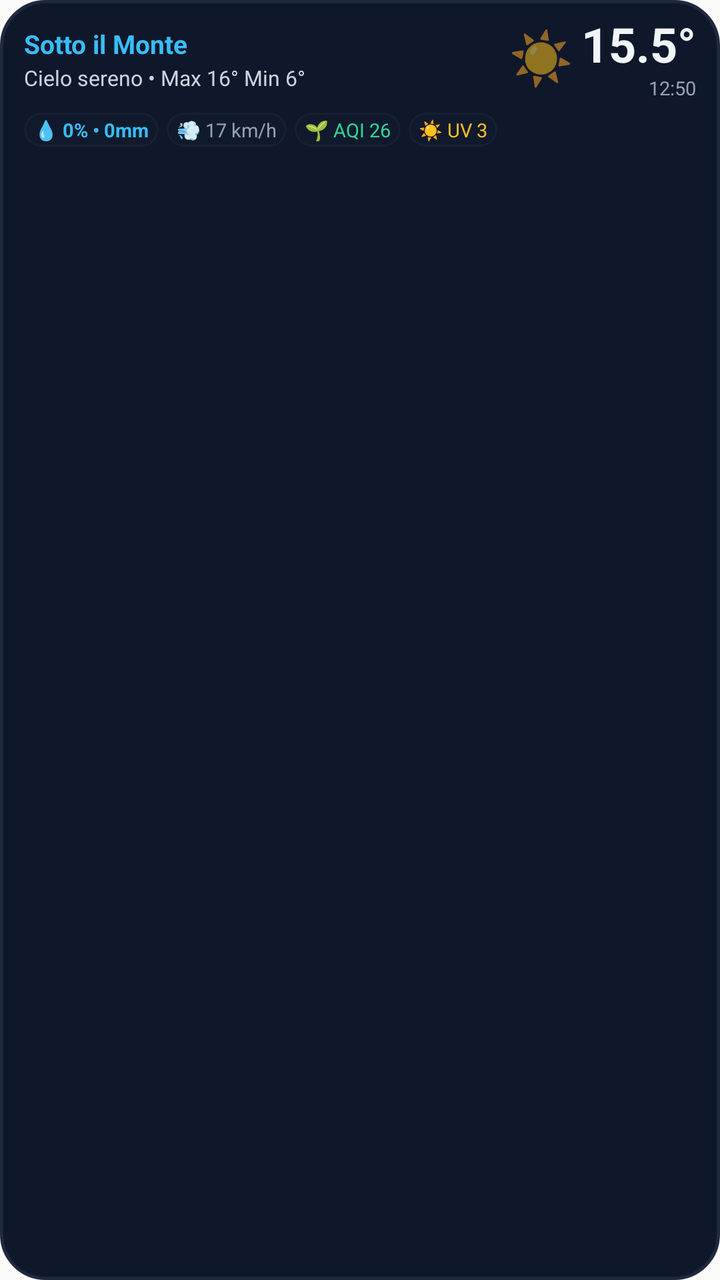
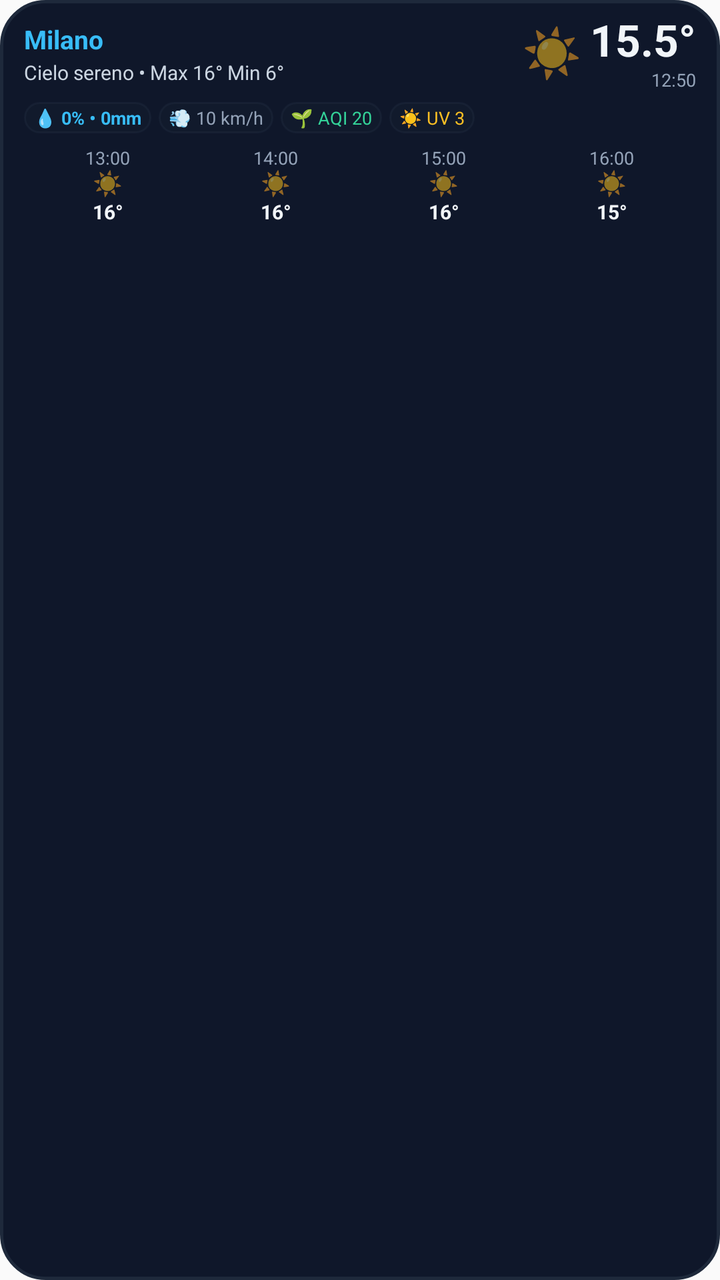

An Android layout rendered at two revisions. The XML below is the earlier revision; the diff shows what the commit changed to produce the second picture.
<!-- AndroidManifest.xml: application theme AppTheme -->
<!-- res/layout/widget_weather.xml -->
<?xml version="1.0" encoding="utf-8"?>
<LinearLayout xmlns:android="http://schemas.android.com/apk/res/android"
    android:id="@+id/widget_root"
    android:layout_width="match_parent"
    android:layout_height="match_parent"
    android:orientation="vertical"
    android:background="@drawable/widget_bg_dark"
    android:paddingStart="12dp"
    android:paddingEnd="12dp"
    android:paddingTop="9dp"
    android:paddingBottom="9dp">

    
    <LinearLayout
        android:layout_width="match_parent"
        android:layout_height="wrap_content"
        android:orientation="horizontal"
        android:gravity="center_vertical">

        
        <LinearLayout
            android:layout_width="0dp"
            android:layout_height="wrap_content"
            android:layout_weight="1"
            android:orientation="vertical"
            android:paddingEnd="6dp">

            <TextView
                android:id="@+id/tv_widget_city"
                android:layout_width="wrap_content"
                android:layout_height="wrap_content"
                android:text="Sotto il Monte"
                android:textColor="#38BDF8"
                android:textSize="13sp"
                android:textStyle="bold"
                android:maxLines="1"
                android:ellipsize="end" />

            <TextView
                android:id="@+id/tv_widget_desc"
                android:layout_width="wrap_content"
                android:layout_height="wrap_content"
                android:text="Cielo sereno • Max 16° Min 6°"
                android:textColor="#CBD5E1"
                android:textSize="10.5sp"
                android:maxLines="1"
                android:ellipsize="end"
                android:layout_marginTop="1dp" />
        </LinearLayout>

        
        <LinearLayout
            android:layout_width="wrap_content"
            android:layout_height="wrap_content"
            android:orientation="horizontal"
            android:gravity="center_vertical">

            <TextView
                android:id="@+id/tv_widget_icon"
                android:layout_width="wrap_content"
                android:layout_height="wrap_content"
                android:text="☀️"
                android:textSize="26sp"
                android:includeFontPadding="false"
                android:paddingEnd="4dp" />

            <LinearLayout
                android:layout_width="wrap_content"
                android:layout_height="wrap_content"
                android:orientation="vertical"
                android:gravity="end">

                <TextView
                    android:id="@+id/tv_widget_temp"
                    android:layout_width="wrap_content"
                    android:layout_height="wrap_content"
                    android:text="15.5°"
                    android:textColor="#F1F5F9"
                    android:textSize="24sp"
                    android:textStyle="bold"
                    android:includeFontPadding="false" />

                <TextView
                    android:id="@+id/tv_widget_time"
                    android:layout_width="wrap_content"
                    android:layout_height="wrap_content"
                    android:text="12:50"
                    android:textColor="#94A3B8"
                    android:textSize="9.5sp" />
            </LinearLayout>
        </LinearLayout>
    </LinearLayout>

    
    <LinearLayout
        android:id="@+id/ll_widget_chips"
        android:layout_width="match_parent"
        android:layout_height="wrap_content"
        android:orientation="horizontal"
        android:gravity="center_vertical"
        android:layout_marginTop="6dp">

        
        <LinearLayout
            android:id="@+id/chip_rain"
            android:layout_width="wrap_content"
            android:layout_height="wrap_content"
            android:orientation="horizontal"
            android:background="@drawable/widget_chip_bg"
            android:paddingStart="5dp"
            android:paddingEnd="5dp"
            android:paddingTop="2dp"
            android:paddingBottom="2dp"
            android:layout_marginEnd="4dp">

            <TextView
                android:id="@+id/tv_widget_rain"
                android:layout_width="wrap_content"
                android:layout_height="wrap_content"
                android:text="💧 0% • 0mm"
                android:textColor="#38BDF8"
                android:textSize="9.5sp"
                android:textStyle="bold" />
        </LinearLayout>

        
        <LinearLayout
            android:id="@+id/chip_wind"
            android:layout_width="wrap_content"
            android:layout_height="wrap_content"
            android:orientation="horizontal"
            android:background="@drawable/widget_chip_bg"
            android:paddingStart="5dp"
            android:paddingEnd="5dp"
            android:paddingTop="2dp"
            android:paddingBottom="2dp"
            android:layout_marginEnd="4dp">

            <TextView
                android:id="@+id/tv_widget_wind"
                android:layout_width="wrap_content"
                android:layout_height="wrap_content"
                android:text="💨 17 km/h"
                android:textColor="#94A3B8"
                android:textSize="9.5sp" />
        </LinearLayout>

        
        <LinearLayout
            android:id="@+id/chip_aqi"
            android:layout_width="wrap_content"
            android:layout_height="wrap_content"
            android:orientation="horizontal"
            android:background="@drawable/widget_chip_bg"
            android:paddingStart="5dp"
            android:paddingEnd="5dp"
            android:paddingTop="2dp"
            android:paddingBottom="2dp"
            android:layout_marginEnd="4dp">

            <TextView
                android:id="@+id/tv_widget_aqi"
                android:layout_width="wrap_content"
                android:layout_height="wrap_content"
                android:text="🌱 AQI 26"
                android:textColor="#34D399"
                android:textSize="9.5sp" />
        </LinearLayout>

        
        <LinearLayout
            android:id="@+id/chip_uv"
            android:layout_width="wrap_content"
            android:layout_height="wrap_content"
            android:orientation="horizontal"
            android:background="@drawable/widget_chip_bg"
            android:paddingStart="5dp"
            android:paddingEnd="5dp"
            android:paddingTop="2dp"
            android:paddingBottom="2dp">

            <TextView
                android:id="@+id/tv_widget_uv"
                android:layout_width="wrap_content"
                android:layout_height="wrap_content"
                android:text="☀️ UV 3"
                android:textColor="#FBBF24"
                android:textSize="9.5sp" />
        </LinearLayout>
    </LinearLayout>

    
    <LinearLayout
        android:id="@+id/layout_hourly_strip"
        android:layout_width="match_parent"
        android:layout_height="wrap_content"
        android:orientation="horizontal"
        android:gravity="center"
        android:layout_marginTop="8dp"
        android:visibility="gone">

        
        <LinearLayout
            android:layout_width="0dp"
            android:layout_height="wrap_content"
            android:layout_weight="1"
            android:orientation="vertical"
            android:gravity="center">
            <TextView android:id="@+id/tv_h1_time" android:layout_width="wrap_content" android:layout_height="wrap_content" android:text="13:00" android:textSize="9.5sp" android:textColor="#94A3B8" />
            <TextView android:id="@+id/tv_h1_icon" android:layout_width="wrap_content" android:layout_height="wrap_content" android:text="☀️" android:textSize="13sp" android:layout_marginTop="1dp" />
            <TextView android:id="@+id/tv_h1_temp" android:layout_width="wrap_content" android:layout_height="wrap_content" android:text="16°" android:textSize="10.5sp" android:textStyle="bold" android:textColor="#F1F5F9" android:layout_marginTop="1dp" />
        </LinearLayout>

        
        <LinearLayout
            android:layout_width="0dp"
            android:layout_height="wrap_content"
            android:layout_weight="1"
            android:orientation="vertical"
            android:gravity="center">
            <TextView android:id="@+id/tv_h2_time" android:layout_width="wrap_content" android:layout_height="wrap_content" android:text="14:00" android:textSize="9.5sp" android:textColor="#94A3B8" />
            <TextView android:id="@+id/tv_h2_icon" android:layout_width="wrap_content" android:layout_height="wrap_content" android:text="☀️" android:textSize="13sp" android:layout_marginTop="1dp" />
            <TextView android:id="@+id/tv_h2_temp" android:layout_width="wrap_content" android:layout_height="wrap_content" android:text="16°" android:textSize="10.5sp" android:textStyle="bold" android:textColor="#F1F5F9" android:layout_marginTop="1dp" />
        </LinearLayout>

        
        <LinearLayout
            android:layout_width="0dp"
            android:layout_height="wrap_content"
            android:layout_weight="1"
            android:orientation="vertical"
            android:gravity="center">
            <TextView android:id="@+id/tv_h3_time" android:layout_width="wrap_content" android:layout_height="wrap_content" android:text="15:00" android:textSize="9.5sp" android:textColor="#94A3B8" />
            <TextView android:id="@+id/tv_h3_icon" android:layout_width="wrap_content" android:layout_height="wrap_content" android:text="☀️" android:textSize="13sp" android:layout_marginTop="1dp" />
            <TextView android:id="@+id/tv_h3_temp" android:layout_width="wrap_content" android:layout_height="wrap_content" android:text="16°" android:textSize="10.5sp" android:textStyle="bold" android:textColor="#F1F5F9" android:layout_marginTop="1dp" />
        </LinearLayout>

        
        <LinearLayout
            android:layout_width="0dp"
            android:layout_height="wrap_content"
            android:layout_weight="1"
            android:orientation="vertical"
            android:gravity="center">
            <TextView android:id="@+id/tv_h4_time" android:layout_width="wrap_content" android:layout_height="wrap_content" android:text="16:00" android:textSize="9.5sp" android:textColor="#94A3B8" />
            <TextView android:id="@+id/tv_h4_icon" android:layout_width="wrap_content" android:layout_height="wrap_content" android:text="☀️" android:textSize="13sp" android:layout_marginTop="1dp" />
            <TextView android:id="@+id/tv_h4_temp" android:layout_width="wrap_content" android:layout_height="wrap_content" android:text="15°" android:textSize="10.5sp" android:textStyle="bold" android:textColor="#F1F5F9" android:layout_marginTop="1dp" />
        </LinearLayout>
    </LinearLayout>

</LinearLayout>
<!-- resources referenced by this layout -->
<resources>
  <!-- drawable widget_bg_dark (drawable) -->
  <?xml version="1.0" encoding="utf-8"?>
  <shape xmlns:android="http://schemas.android.com/apk/res/android"
      android:shape="rectangle">
      <solid android:color="#0F172A" />
      <corners android:radius="22dp" />
      <stroke
          android:width="1.5dp"
          android:color="#1E293B" />
  </shape>
  <!-- drawable widget_chip_bg (drawable) -->
  <?xml version="1.0" encoding="utf-8"?>
  <shape xmlns:android="http://schemas.android.com/apk/res/android"
      android:shape="rectangle">
      <solid android:color="#261E293B" />
      <corners android:radius="10dp" />
      <stroke
          android:width="1dp"
          android:color="#33334155" />
  </shape>
  <style name="AppTheme" parent="Theme.AppCompat.Light.DarkActionBar">
          
          <item name="colorPrimary">@color/colorPrimary</item>
          <item name="colorPrimaryDark">@color/colorPrimaryDark</item>
          <item name="colorAccent">@color/colorAccent</item>
      </style>
</resources>

<!-- the commit's change to res/layout/widget_weather.xml (unified diff, before → after) -->
@@ -7,8 +7,8 @@
     android:background="@drawable/widget_bg_dark"
     android:paddingStart="12dp"
     android:paddingEnd="12dp"
-    android:paddingTop="9dp"
-    android:paddingBottom="9dp">
+    android:paddingTop="8dp"
+    android:paddingBottom="8dp">
 
     
     <LinearLayout
@@ -29,7 +29,7 @@
                 android:id="@+id/tv_widget_city"
                 android:layout_width="wrap_content"
                 android:layout_height="wrap_content"
-                android:text="Sotto il Monte"
+                android:text="Milano"
                 android:textColor="#38BDF8"
                 android:textSize="13sp"
                 android:textStyle="bold"
@@ -42,7 +42,7 @@
                 android:layout_height="wrap_content"
                 android:text="Cielo sereno • Max 16° Min 6°"
                 android:textColor="#CBD5E1"
-                android:textSize="10.5sp"
+                android:textSize="10sp"
                 android:maxLines="1"
                 android:ellipsize="end"
                 android:layout_marginTop="1dp" />
@@ -60,7 +60,7 @@
                 android:layout_width="wrap_content"
                 android:layout_height="wrap_content"
                 android:text="☀️"
-                android:textSize="26sp"
+                android:textSize="24sp"
                 android:includeFontPadding="false"
                 android:paddingEnd="4dp" />
 
@@ -76,7 +76,7 @@
                     android:layout_height="wrap_content"
                     android:text="15.5°"
                     android:textColor="#F1F5F9"
-                    android:textSize="24sp"
+                    android:textSize="22sp"
                     android:textStyle="bold"
                     android:includeFontPadding="false" />
 
@@ -86,7 +86,7 @@
                     android:layout_height="wrap_content"
                     android:text="12:50"
                     android:textColor="#94A3B8"
-                    android:textSize="9.5sp" />
+                    android:textSize="9sp" />
             </LinearLayout>
         </LinearLayout>
     </LinearLayout>
@@ -98,7 +98,7 @@
         android:layout_height="wrap_content"
         android:orientation="horizontal"
         android:gravity="center_vertical"
-        android:layout_marginTop="6dp">
+        android:layout_marginTop="5dp">
 
         
         <LinearLayout
@@ -109,9 +109,9 @@
             android:background="@drawable/widget_chip_bg"
             android:paddingStart="5dp"
             android:paddingEnd="5dp"
-            android:paddingTop="2dp"
-            android:paddingBottom="2dp"
-            android:layout_marginEnd="4dp">
+            android:paddingTop="1.5dp"
+            android:paddingBottom="1.5dp"
+            android:layout_marginEnd="3.5dp">
 
             <TextView
                 android:id="@+id/tv_widget_rain"
@@ -119,7 +119,7 @@
                 android:layout_height="wrap_content"
                 android:text="💧 0% • 0mm"
                 android:textColor="#38BDF8"
-                android:textSize="9.5sp"
+                android:textSize="9sp"
                 android:textStyle="bold" />
         </LinearLayout>
 
@@ -132,17 +132,17 @@
             android:background="@drawable/widget_chip_bg"
             android:paddingStart="5dp"
             android:paddingEnd="5dp"
-            android:paddingTop="2dp"
-            android:paddingBottom="2dp"
-            android:layout_marginEnd="4dp">
+            android:paddingTop="1.5dp"
+            android:paddingBottom="1.5dp"
+            android:layout_marginEnd="3.5dp">
 
             <TextView
                 android:id="@+id/tv_widget_wind"
                 android:layout_width="wrap_content"
                 android:layout_height="wrap_content"
-                android:text="💨 17 km/h"
+                android:text="💨 10 km/h"
                 android:textColor="#94A3B8"
-                android:textSize="9.5sp" />
+                android:textSize="9sp" />
         </LinearLayout>
 
         
@@ -154,17 +154,17 @@
             android:background="@drawable/widget_chip_bg"
             android:paddingStart="5dp"
             android:paddingEnd="5dp"
-            android:paddingTop="2dp"
-            android:paddingBottom="2dp"
-            android:layout_marginEnd="4dp">
+            android:paddingTop="1.5dp"
+            android:paddingBottom="1.5dp"
+            android:layout_marginEnd="3.5dp">
 
             <TextView
                 android:id="@+id/tv_widget_aqi"
                 android:layout_width="wrap_content"
                 android:layout_height="wrap_content"
-                android:text="🌱 AQI 26"
+                android:text="🌱 AQI 20"
                 android:textColor="#34D399"
-                android:textSize="9.5sp" />
+                android:textSize="9sp" />
         </LinearLayout>
 
         
@@ -176,8 +176,9 @@
             android:background="@drawable/widget_chip_bg"
             android:paddingStart="5dp"
             android:paddingEnd="5dp"
-            android:paddingTop="2dp"
-            android:paddingBottom="2dp">
+            android:paddingTop="1.5dp"
+            android:paddingBottom="1.5dp"
+            android:layout_marginEnd="3.5dp">
 
             <TextView
                 android:id="@+id/tv_widget_uv"
@@ -185,7 +186,52 @@
                 android:layout_height="wrap_content"
                 android:text="☀️ UV 3"
                 android:textColor="#FBBF24"
-                android:textSize="9.5sp" />
+                android:textSize="9sp" />
+        </LinearLayout>
+
+        
+        <LinearLayout
+            android:id="@+id/chip_pressure"
+            android:layout_width="wrap_content"
+            android:layout_height="wrap_content"
+            android:orientation="horizontal"
+            android:background="@drawable/widget_chip_bg"
+            android:paddingStart="5dp"
+            android:paddingEnd="5dp"
+            android:paddingTop="1.5dp"
+            android:paddingBottom="1.5dp"
+            android:layout_marginEnd="3.5dp"
+            android:visibility="gone">
+
+            <TextView
+                android:id="@+id/tv_widget_pressure"
+                android:layout_width="wrap_content"
+                android:layout_height="wrap_content"
+                android:text="⏲️ 1015 hPa"
+                android:textColor="#C084FC"
+                android:textSize="9sp" />
+        </LinearLayout>
+
+        
+        <LinearLayout
+            android:id="@+id/chip_humidity"
+            android:layout_width="wrap_content"
+            android:layout_height="wrap_content"
+            android:orientation="horizontal"
+            android:background="@drawable/widget_chip_bg"
+            android:paddingStart="5dp"
+            android:paddingEnd="5dp"
+            android:paddingTop="1.5dp"
+            android:paddingBottom="1.5dp"
+            android:visibility="gone">
+
+            <TextView
+                android:id="@+id/tv_widget_humidity"
+                android:layout_width="wrap_content"
+                android:layout_height="wrap_content"
+                android:text="💦 45%"
+                android:textColor="#60A5FA"
+                android:textSize="9sp" />
         </LinearLayout>
     </LinearLayout>
 
@@ -196,55 +242,142 @@
         android:layout_height="wrap_content"
         android:orientation="horizontal"
         android:gravity="center"
-        android:layout_marginTop="8dp"
+        android:layout_marginTop="6dp"
+        android:visibility="visible">
+
+        
+        <LinearLayout
+            android:layout_width="0dp"
+            android:layout_height="wrap_content"
+            android:layout_weight="1"
+            android:orientation="vertical"
+            android:gravity="center">
+            <TextView android:id="@+id/tv_h1_time" android:layout_width="wrap_content" android:layout_height="wrap_content" android:text="13:00" android:textSize="9sp" android:textColor="#94A3B8" />
+            <TextView android:id="@+id/tv_h1_icon" android:layout_width="wrap_content" android:layout_height="wrap_content" android:text="☀️" android:textSize="12sp" android:includeFontPadding="false" />
+            <TextView android:id="@+id/tv_h1_temp" android:layout_width="wrap_content" android:layout_height="wrap_content" android:text="16°" android:textSize="10sp" android:textStyle="bold" android:textColor="#F1F5F9" />
+        </LinearLayout>
+
+        
+        <LinearLayout
+            android:layout_width="0dp"
+            android:layout_height="wrap_content"
+            android:layout_weight="1"
+            android:orientation="vertical"
+            android:gravity="center">
+            <TextView android:id="@+id/tv_h2_time" android:layout_width="wrap_content" android:layout_height="wrap_content" android:text="14:00" android:textSize="9sp" android:textColor="#94A3B8" />
+            <TextView android:id="@+id/tv_h2_icon" android:layout_width="wrap_content" android:layout_height="wrap_content" android:text="☀️" android:textSize="12sp" android:includeFontPadding="false" />
+            <TextView android:id="@+id/tv_h2_temp" android:layout_width="wrap_content" android:layout_height="wrap_content" android:text="16°" android:textSize="10sp" android:textStyle="bold" android:textColor="#F1F5F9" />
+        </LinearLayout>
+
+        
+        <LinearLayout
+            android:layout_width="0dp"
+            android:layout_height="wrap_content"
+            android:layout_weight="1"
+            android:orientation="vertical"
+            android:gravity="center">
+            <TextView android:id="@+id/tv_h3_time" android:layout_width="wrap_content" android:layout_height="wrap_content" android:text="15:00" android:textSize="9sp" android:textColor="#94A3B8" />
+            <TextView android:id="@+id/tv_h3_icon" android:layout_width="wrap_content" android:layout_height="wrap_content" android:text="☀️" android:textSize="12sp" android:includeFontPadding="false" />
+            <TextView android:id="@+id/tv_h3_temp" android:layout_width="wrap_content" android:layout_height="wrap_content" android:text="16°" android:textSize="10sp" android:textStyle="bold" android:textColor="#F1F5F9" />
+        </LinearLayout>
+
+        
+        <LinearLayout
+            android:layout_width="0dp"
+            android:layout_height="wrap_content"
+            android:layout_weight="1"
+            android:orientation="vertical"
+            android:gravity="center">
+            <TextView android:id="@+id/tv_h4_time" android:layout_width="wrap_content" android:layout_height="wrap_content" android:text="16:00" android:textSize="9sp" android:textColor="#94A3B8" />
+            <TextView android:id="@+id/tv_h4_icon" android:layout_width="wrap_content" android:layout_height="wrap_content" android:text="☀️" android:textSize="12sp" android:includeFontPadding="false" />
+            <TextView android:id="@+id/tv_h4_temp" android:layout_width="wrap_content" android:layout_height="wrap_content" android:text="15°" android:textSize="10sp" android:textStyle="bold" android:textColor="#F1F5F9" />
+        </LinearLayout>
+    </LinearLayout>
+
+    
+    <LinearLayout
+        android:id="@+id/layout_daily_section"
+        android:layout_width="match_parent"
+        android:layout_height="wrap_content"
+        android:orientation="vertical"
+        android:layout_marginTop="7dp"
         android:visibility="gone">
 
         
         <LinearLayout
-            android:layout_width="0dp"
-            android:layout_height="wrap_content"
-            android:layout_weight="1"
-            android:orientation="vertical"
-            android:gravity="center">
-            <TextView android:id="@+id/tv_h1_time" android:layout_width="wrap_content" android:layout_height="wrap_content" android:text="13:00" android:textSize="9.5sp" android:textColor="#94A3B8" />
-            <TextView android:id="@+id/tv_h1_icon" android:layout_width="wrap_content" android:layout_height="wrap_content" android:text="☀️" android:textSize="13sp" android:layout_marginTop="1dp" />
-            <TextView android:id="@+id/tv_h1_temp" android:layout_width="wrap_content" android:layout_height="wrap_content" android:text="16°" android:textSize="10.5sp" android:textStyle="bold" android:textColor="#F1F5F9" android:layout_marginTop="1dp" />
-        </LinearLayout>
-
-        
-        <LinearLayout
-            android:layout_width="0dp"
-            android:layout_height="wrap_content"
-            android:layout_weight="1"
-            android:orientation="vertical"
-            android:gravity="center">
-            <TextView android:id="@+id/tv_h2_time" android:layout_width="wrap_content" android:layout_height="wrap_content" android:text="14:00" android:textSize="9.5sp" android:textColor="#94A3B8" />
-            <TextView android:id="@+id/tv_h2_icon" android:layout_width="wrap_content" android:layout_height="wrap_content" android:text="☀️" android:textSize="13sp" android:layout_marginTop="1dp" />
-            <TextView android:id="@+id/tv_h2_temp" android:layout_width="wrap_content" android:layout_height="wrap_content" android:text="16°" android:textSize="10.5sp" android:textStyle="bold" android:textColor="#F1F5F9" android:layout_marginTop="1dp" />
-        </LinearLayout>
-
-        
-        <LinearLayout
-            android:layout_width="0dp"
-            android:layout_height="wrap_content"
-            android:layout_weight="1"
-            android:orientation="vertical"
-            android:gravity="center">
-            <TextView android:id="@+id/tv_h3_time" android:layout_width="wrap_content" android:layout_height="wrap_content" android:text="15:00" android:textSize="9.5sp" android:textColor="#94A3B8" />
-            <TextView android:id="@+id/tv_h3_icon" android:layout_width="wrap_content" android:layout_height="wrap_content" android:text="☀️" android:textSize="13sp" android:layout_marginTop="1dp" />
-            <TextView android:id="@+id/tv_h3_temp" android:layout_width="wrap_content" android:layout_height="wrap_content" android:text="16°" android:textSize="10.5sp" android:textStyle="bold" android:textColor="#F1F5F9" android:layout_marginTop="1dp" />
-        </LinearLayout>
-
-        
-        <LinearLayout
-            android:layout_width="0dp"
-            android:layout_height="wrap_content"
-            android:layout_weight="1"
-            android:orientation="vertical"
-            android:gravity="center">
-            <TextView android:id="@+id/tv_h4_time" android:layout_width="wrap_content" android:layout_height="wrap_content" android:text="16:00" android:textSize="9.5sp" android:textColor="#94A3B8" />
-            <TextView android:id="@+id/tv_h4_icon" android:layout_width="wrap_content" android:layout_height="wrap_content" android:text="☀️" android:textSize="13sp" android:layout_marginTop="1dp" />
-            <TextView android:id="@+id/tv_h4_temp" android:layout_width="wrap_content" android:layout_height="wrap_content" android:text="15°" android:textSize="10.5sp" android:textStyle="bold" android:textColor="#F1F5F9" android:layout_marginTop="1dp" />
+            android:id="@+id/row_day_1"
+            android:layout_width="match_parent"
+            android:layout_height="wrap_content"
+            android:orientation="horizontal"
+            android:gravity="center_vertical"
+            android:paddingTop="2dp"
+            android:paddingBottom="2dp">
+            <TextView android:id="@+id/tv_d1_day" android:layout_width="58dp" android:layout_height="wrap_content" android:text="Dom 25" android:textSize="10sp" android:textStyle="bold" android:textColor="#F1F5F9" android:maxLines="1" />
+            <TextView android:id="@+id/tv_d1_desc" android:layout_width="0dp" android:layout_height="wrap_content" android:layout_weight="1" android:text="⛅ Parz. nuvoloso" android:textSize="10sp" android:textColor="#CBD5E1" android:maxLines="1" android:ellipsize="end" android:paddingEnd="4dp" />
+            <TextView android:id="@+id/tv_d1_rain" android:layout_width="wrap_content" android:layout_height="wrap_content" android:text="💧 10%" android:textSize="9.5sp" android:textColor="#38BDF8" android:paddingEnd="8dp" />
+            <TextView android:id="@+id/tv_d1_temp" android:layout_width="46dp" android:layout_height="wrap_content" android:gravity="end" android:text="17° / 8°" android:textSize="10sp" android:textStyle="bold" android:textColor="#F1F5F9" />
+        </LinearLayout>
+
+        
+        <LinearLayout
+            android:id="@+id/row_day_2"
+            android:layout_width="match_parent"
+            android:layout_height="wrap_content"
+            android:orientation="horizontal"
+            android:gravity="center_vertical"
+            android:paddingTop="2dp"
+            android:paddingBottom="2dp">
+            <TextView android:id="@+id/tv_d2_day" android:layout_width="58dp" android:layout_height="wrap_content" android:text="Lun 26" android:textSize="10sp" android:textStyle="bold" android:textColor="#F1F5F9" android:maxLines="1" />
+            <TextView android:id="@+id/tv_d2_desc" android:layout_width="0dp" android:layout_height="wrap_content" android:layout_weight="1" android:text="☀️ Cielo sereno" android:textSize="10sp" android:textColor="#CBD5E1" android:maxLines="1" android:ellipsize="end" android:paddingEnd="4dp" />
+            <TextView android:id="@+id/tv_d2_rain" android:layout_width="wrap_content" android:layout_height="wrap_content" android:text="" android:textSize="9.5sp" android:textColor="#38BDF8" android:paddingEnd="8dp" />
+            <TextView android:id="@+id/tv_d2_temp" android:layout_width="46dp" android:layout_height="wrap_content" android:gravity="end" android:text="18° / 7°" android:textSize="10sp" android:textStyle="bold" android:textColor="#F1F5F9" />
+        </LinearLayout>
+
+        
+        <LinearLayout
+            android:id="@+id/row_day_3"
+            android:layout_width="match_parent"
+            android:layout_height="wrap_content"
+            android:orientation="horizontal"
+            android:gravity="center_vertical"
+            android:paddingTop="2dp"
+            android:paddingBottom="2dp">
+            <TextView android:id="@+id/tv_d3_day" android:layout_width="58dp" android:layout_height="wrap_content" android:text="Mar 27" android:textSize="10sp" android:textStyle="bold" android:textColor="#F1F5F9" android:maxLines="1" />
+            <TextView android:id="@+id/tv_d3_desc" android:layout_width="0dp" android:layout_height="wrap_content" android:layout_weight="1" android:text="☀️ Cielo sereno" android:textSize="10sp" android:textColor="#CBD5E1" android:maxLines="1" android:ellipsize="end" android:paddingEnd="4dp" />
+            <TextView android:id="@+id/tv_d3_rain" android:layout_width="wrap_content" android:layout_height="wrap_content" android:text="" android:textSize="9.5sp" android:textColor="#38BDF8" android:paddingEnd="8dp" />
+            <TextView android:id="@+id/tv_d3_temp" android:layout_width="46dp" android:layout_height="wrap_content" android:gravity="end" android:text="18° / 8°" android:textSize="10sp" android:textStyle="bold" android:textColor="#F1F5F9" />
+        </LinearLayout>
+
+        
+        <LinearLayout
+            android:id="@+id/row_day_4"
+            android:layout_width="match_parent"
+            android:layout_height="wrap_content"
+            android:orientation="horizontal"
+            android:gravity="center_vertical"
+            android:paddingTop="2dp"
+            android:paddingBottom="2dp"
+            android:visibility="gone">
+            <TextView android:id="@+id/tv_d4_day" android:layout_width="58dp" android:layout_height="wrap_content" android:text="Mer 28" android:textSize="10sp" android:textStyle="bold" android:textColor="#F1F5F9" android:maxLines="1" />
+            <TextView android:id="@+id/tv_d4_desc" android:layout_width="0dp" android:layout_height="wrap_content" android:layout_weight="1" android:text="⛅ Poco nuvoloso" android:textSize="10sp" android:textColor="#CBD5E1" android:maxLines="1" android:ellipsize="end" android:paddingEnd="4dp" />
+            <TextView android:id="@+id/tv_d4_rain" android:layout_width="wrap_content" android:layout_height="wrap_content" android:text="💧 15%" android:textSize="9.5sp" android:textColor="#38BDF8" android:paddingEnd="8dp" />
+            <TextView android:id="@+id/tv_d4_temp" android:layout_width="46dp" android:layout_height="wrap_content" android:gravity="end" android:text="16° / 7°" android:textSize="10sp" android:textStyle="bold" android:textColor="#F1F5F9" />
+        </LinearLayout>
+
+        
+        <LinearLayout
+            android:id="@+id/row_day_5"
+            android:layout_width="match_parent"
+            android:layout_height="wrap_content"
+            android:orientation="horizontal"
+            android:gravity="center_vertical"
+            android:paddingTop="2dp"
+            android:paddingBottom="2dp"
+            android:visibility="gone">
+            <TextView android:id="@+id/tv_d5_day" android:layout_width="58dp" android:layout_height="wrap_content" android:text="Gio 29" android:textSize="10sp" android:textStyle="bold" android:textColor="#F1F5F9" android:maxLines="1" />
+            <TextView android:id="@+id/tv_d5_desc" android:layout_width="0dp" android:layout_height="wrap_content" android:layout_weight="1" android:text="🌧️ Pioggia debole" android:textSize="10sp" android:textColor="#CBD5E1" android:maxLines="1" android:ellipsize="end" android:paddingEnd="4dp" />
+            <TextView android:id="@+id/tv_d5_rain" android:layout_width="wrap_content" android:layout_height="wrap_content" android:text="💧 60%" android:textSize="9.5sp" android:textColor="#38BDF8" android:paddingEnd="8dp" />
+            <TextView android:id="@+id/tv_d5_temp" android:layout_width="46dp" android:layout_height="wrap_content" android:gravity="end" android:text="14° / 6°" android:textSize="10sp" android:textStyle="bold" android:textColor="#F1F5F9" />
         </LinearLayout>
     </LinearLayout>
 
